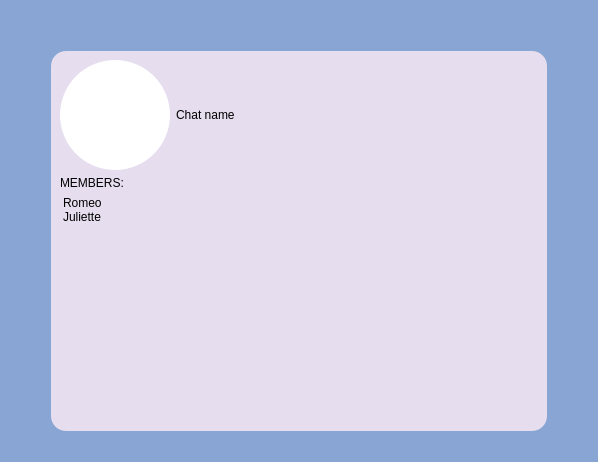
ita-social-projects/HTTP_Messenger_Client, file messenger/chatinfo.ui: the form before one commit.
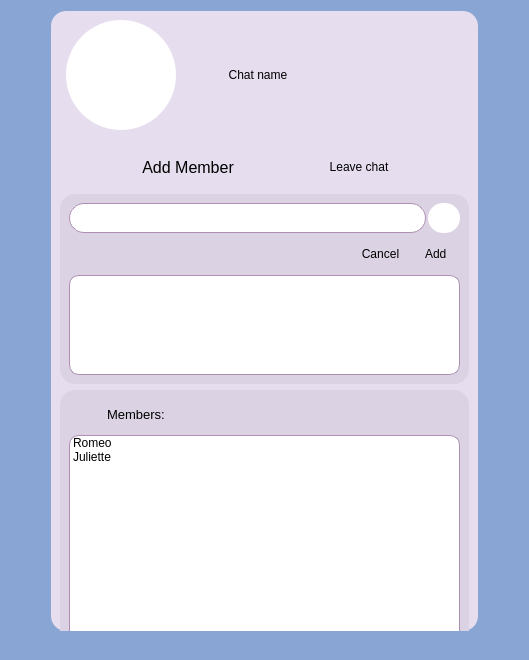
The form after the commit. Icons and pictures are not drawn.

```diff
--- a/messenger/chatinfo.ui
+++ b/messenger/chatinfo.ui
@@ -6,160 +6,633 @@
    <rect>
     <x>0</x>
     <y>0</y>
-    <width>598</width>
-    <height>462</height>
+    <width>529</width>
+    <height>660</height>
    </rect>
   </property>
+  <property name="sizePolicy">
+   <sizepolicy hsizetype="Fixed" vsizetype="Preferred">
+    <horstretch>0</horstretch>
+    <verstretch>0</verstretch>
+   </sizepolicy>
+  </property>
+  <property name="minimumSize">
+   <size>
+    <width>529</width>
+    <height>600</height>
+   </size>
+  </property>
+  <property name="maximumSize">
+   <size>
+    <width>529</width>
+    <height>660</height>
+   </size>
+  </property>
   <property name="windowTitle">
    <string>Dialog</string>
   </property>
   <property name="styleSheet">
    <string notr="true">background-color: rgb(136, 165, 211);</string>
   </property>
-  <layout class="QGridLayout" name="gridLayout_2">
+  <layout class="QGridLayout" name="gridLayout">
    <item row="0" column="1">
-    <spacer name="verticalSpacer">
-     <property name="orientation">
-      <enum>Qt::Vertical</enum>
-     </property>
-     <property name="sizeType">
-      <enum>QSizePolicy::Fixed</enum>
-     </property>
-     <property name="sizeHint" stdset="0">
-      <size>
-       <width>20</width>
-       <height>40</height>
-      </size>
-     </property>
-    </spacer>
-   </item>
-   <item row="1" column="1">
     <widget class="QWidget" name="gridWidget" native="true">
      <property name="sizePolicy">
-      <sizepolicy hsizetype="Minimum" vsizetype="Minimum">
+      <sizepolicy hsizetype="Preferred" vsizetype="Preferred">
        <horstretch>0</horstretch>
        <verstretch>0</verstretch>
       </sizepolicy>
      </property>
+     <property name="minimumSize">
+      <size>
+       <width>0</width>
+       <height>620</height>
+      </size>
+     </property>
+     <property name="maximumSize">
+      <size>
+       <width>16777215</width>
+       <height>620</height>
+      </size>
+     </property>
      <property name="styleSheet">
       <string notr="true">background-color: rgb(230, 221, 238);
 border-radius: 15px;</string>
      </property>
-     <layout class="QGridLayout" name="gridLayout">
-      <item row="0" column="2">
-       <widget class="QLabel" name="label">
-        <property name="sizePolicy">
-         <sizepolicy hsizetype="Preferred" vsizetype="Fixed">
-          <horstretch>0</horstretch>
-          <verstretch>0</verstretch>
-         </sizepolicy>
-        </property>
-        <property name="minimumSize">
-         <size>
-          <width>0</width>
-          <height>40</height>
-         </size>
-        </property>
-        <property name="styleSheet">
-         <string notr="true">QLabel {
-font: 75 14pt &quot;MS Shell Dlg 2&quot;;
-color: black;
-}</string>
-        </property>
-        <property name="text">
-         <string>Chat name</string>
-        </property>
-       </widget>
-      </item>
-      <item row="9" column="1" colspan="3">
-       <widget class="QListWidget" name="listWidget">
-        <property name="styleSheet">
-         <string notr="true">color: black;</string>
-        </property>
-        <item>
-         <property name="text">
-          <string>Romeo</string>
-         </property>
-        </item>
-        <item>
-         <property name="text">
-          <string>Juliette</string>
-         </property>
-        </item>
-       </widget>
-      </item>
+     <layout class="QFormLayout" name="formLayout">
       <item row="0" column="1">
-       <widget class="QLabel" name="label_UserImg">
-        <property name="sizePolicy">
-         <sizepolicy hsizetype="Fixed" vsizetype="Fixed">
-          <horstretch>0</horstretch>
-          <verstretch>0</verstretch>
-         </sizepolicy>
-        </property>
-        <property name="minimumSize">
-         <size>
-          <width>110</width>
-          <height>110</height>
-         </size>
-        </property>
-        <property name="styleSheet">
-         <string notr="true">QLabel{
+       <layout class="QHBoxLayout" name="horizontalLayout_4">
+        <item>
+         <widget class="QLabel" name="label_UserImg">
+          <property name="sizePolicy">
+           <sizepolicy hsizetype="Fixed" vsizetype="Fixed">
+            <horstretch>0</horstretch>
+            <verstretch>0</verstretch>
+           </sizepolicy>
+          </property>
+          <property name="minimumSize">
+           <size>
+            <width>110</width>
+            <height>110</height>
+           </size>
+          </property>
+          <property name="styleSheet">
+           <string notr="true">QLabel{
 background-color: rgb(255,255,255);
 border-radius: 55px;
 }</string>
-        </property>
-        <property name="text">
-         <string/>
-        </property>
-        <property name="pixmap">
-         <pixmap resource="resources.qrc">:/icons/icons/photo.ico</pixmap>
-        </property>
-        <property name="alignment">
-         <set>Qt::AlignCenter</set>
-        </property>
-       </widget>
-      </item>
-      <item row="2" column="1" colspan="3">
-       <layout class="QHBoxLayout" name="horizontalLayout">
-        <item>
-         <widget class="QLabel" name="label_2">
-          <property name="styleSheet">
-           <string notr="true">color:black;</string>
-          </property>
-          <property name="text">
-           <string>MEMBERS:</string>
-          </property>
-         </widget>
-        </item>
-        <item>
-         <widget class="QPushButton" name="pushButton">
-          <property name="sizePolicy">
-           <sizepolicy hsizetype="Fixed" vsizetype="Fixed">
-            <horstretch>0</horstretch>
-            <verstretch>0</verstretch>
-           </sizepolicy>
           </property>
           <property name="text">
            <string/>
           </property>
+          <property name="pixmap">
+           <pixmap resource="resources.qrc">:/icons/icons/photo.ico</pixmap>
+          </property>
+          <property name="alignment">
+           <set>Qt::AlignCenter</set>
+          </property>
+         </widget>
+        </item>
+        <item>
+         <spacer name="horizontalSpacer_9">
+          <property name="orientation">
+           <enum>Qt::Horizontal</enum>
+          </property>
+          <property name="sizeType">
+           <enum>QSizePolicy::Fixed</enum>
+          </property>
+          <property name="sizeHint" stdset="0">
+           <size>
+            <width>40</width>
+            <height>20</height>
+           </size>
+          </property>
+         </spacer>
+        </item>
+        <item>
+         <widget class="QLabel" name="label_ChatName">
+          <property name="sizePolicy">
+           <sizepolicy hsizetype="Preferred" vsizetype="Fixed">
+            <horstretch>0</horstretch>
+            <verstretch>0</verstretch>
+           </sizepolicy>
+          </property>
+          <property name="minimumSize">
+           <size>
+            <width>0</width>
+            <height>40</height>
+           </size>
+          </property>
+          <property name="styleSheet">
+           <string notr="true">QLabel {
+font: 75 14pt &quot;MS Shell Dlg 2&quot;;
+color: black;
+}</string>
+          </property>
+          <property name="text">
+           <string>  Chat name</string>
+          </property>
+         </widget>
+        </item>
+       </layout>
+      </item>
+      <item row="1" column="1">
+       <spacer name="verticalSpacer_4">
+        <property name="orientation">
+         <enum>Qt::Vertical</enum>
+        </property>
+        <property name="sizeType">
+         <enum>QSizePolicy::Fixed</enum>
+        </property>
+        <property name="sizeHint" stdset="0">
+         <size>
+          <width>20</width>
+          <height>10</height>
+         </size>
+        </property>
+       </spacer>
+      </item>
+      <item row="2" column="0" colspan="2">
+       <layout class="QHBoxLayout" name="horizontalLayout_5">
+        <item>
+         <spacer name="horizontalSpacer_4">
+          <property name="orientation">
+           <enum>Qt::Horizontal</enum>
+          </property>
+          <property name="sizeHint" stdset="0">
+           <size>
+            <width>40</width>
+            <height>20</height>
+           </size>
+          </property>
+         </spacer>
+        </item>
+        <item>
+         <widget class="QPushButton" name="pushButton_AddMember">
+          <property name="sizePolicy">
+           <sizepolicy hsizetype="Preferred" vsizetype="Fixed">
+            <horstretch>0</horstretch>
+            <verstretch>0</verstretch>
+           </sizepolicy>
+          </property>
+          <property name="minimumSize">
+           <size>
+            <width>30</width>
+            <height>30</height>
+           </size>
+          </property>
+          <property name="font">
+           <font>
+            <family>MS Shell Dlg 2</family>
+            <pointsize>12</pointsize>
+            <weight>9</weight>
+            <italic>false</italic>
+            <bold>false</bold>
+           </font>
+          </property>
+          <property name="styleSheet">
+           <string notr="true">QPushButton {
+font: 75 12pt &quot;MS Shell Dlg 2&quot;;
+border-radius: 15px;
+color: black;
+}
+
+QPushButton:hover { 
+background-color:rgb(200, 192, 207);
+ }</string>
+          </property>
+          <property name="text">
+           <string>  Add Member  </string>
+          </property>
           <property name="icon">
            <iconset resource="resources.qrc">
             <normaloff>:/icons/icons/addUser.ico</normaloff>:/icons/icons/addUser.ico</iconset>
           </property>
+          <property name="iconSize">
+           <size>
+            <width>25</width>
+            <height>25</height>
+           </size>
+          </property>
          </widget>
         </item>
+        <item>
+         <spacer name="horizontalSpacer_7">
+          <property name="orientation">
+           <enum>Qt::Horizontal</enum>
+          </property>
+          <property name="sizeHint" stdset="0">
+           <size>
+            <width>40</width>
+            <height>20</height>
+           </size>
+          </property>
+         </spacer>
+        </item>
+        <item>
+         <widget class="QPushButton" name="pushButton_LeaveChat">
+          <property name="sizePolicy">
+           <sizepolicy hsizetype="Preferred" vsizetype="Fixed">
+            <horstretch>0</horstretch>
+            <verstretch>0</verstretch>
+           </sizepolicy>
+          </property>
+          <property name="minimumSize">
+           <size>
+            <width>0</width>
+            <height>30</height>
+           </size>
+          </property>
+          <property name="styleSheet">
+           <string notr="true">QPushButton {
+font: 75 12pt &quot;MS Shell Dlg 2&quot;;
+border-radius: 15px;
+color: black;
+}
+
+QPushButton:hover { 
+background-color:rgb(200, 192, 207);
+ }</string>
+          </property>
+          <property name="text">
+           <string>  Leave chat  </string>
+          </property>
+          <property name="icon">
+           <iconset>
+            <normaloff>:/icons/icons/signOut.ico</normaloff>:/icons/icons/signOut.ico</iconset>
+          </property>
+         </widget>
+        </item>
+        <item>
+         <spacer name="horizontalSpacer_5">
+          <property name="orientation">
+           <enum>Qt::Horizontal</enum>
+          </property>
+          <property name="sizeHint" stdset="0">
+           <size>
+            <width>40</width>
+            <height>20</height>
+           </size>
+          </property>
+         </spacer>
+        </item>
        </layout>
       </item>
+      <item row="3" column="1">
+       <spacer name="verticalSpacer_2">
+        <property name="orientation">
+         <enum>Qt::Vertical</enum>
+        </property>
+        <property name="sizeType">
+         <enum>QSizePolicy::Preferred</enum>
+        </property>
+        <property name="sizeHint" stdset="0">
+         <size>
+          <width>20</width>
+          <height>10</height>
+         </size>
+        </property>
+       </spacer>
+      </item>
+      <item row="5" column="0" colspan="2">
+       <widget class="QWidget" name="verticalWidget_FindUsers" native="true">
+        <property name="sizePolicy">
+         <sizepolicy hsizetype="Minimum" vsizetype="Preferred">
+          <horstretch>0</horstretch>
+          <verstretch>0</verstretch>
+         </sizepolicy>
+        </property>
+        <property name="styleSheet">
+         <string notr="true">background-color: rgb(219, 211, 227);
+border-radius: 15px;</string>
+        </property>
+        <layout class="QVBoxLayout" name="verticalLayout">
+         <item>
+          <layout class="QVBoxLayout" name="Layout_FindUsers">
+           <item>
+            <layout class="QHBoxLayout" name="horizontalLayout_2">
+             <property name="spacing">
+              <number>2</number>
+             </property>
+             <item>
+              <widget class="QLineEdit" name="lineEdit_SearchUser">
+               <property name="minimumSize">
+                <size>
+                 <width>30</width>
+                 <height>30</height>
+                </size>
+               </property>
+               <property name="styleSheet">
+                <string notr="true">background-color: rgb(255, 255, 255);
+font: 10pt &quot;MS Shell Dlg 2&quot;;
+border-radius: 15px;
+border-style: solid;
+border-width: 1px;
+border-color: rgb(174, 143, 177);</string>
+               </property>
+               <property name="text">
+                <string/>
+               </property>
+              </widget>
+             </item>
+             <item>
+              <widget class="QPushButton" name="pushButton_SearchUser">
+               <property name="minimumSize">
+                <size>
+                 <width>30</width>
+                 <height>30</height>
+                </size>
+               </property>
+               <property name="styleSheet">
+                <string notr="true">QPushButton{
+border-radius: 15px;
+background-color: white;
+}
+QPushButton:hover {
+     background-color:rgb(200, 192, 207);
+ }</string>
+               </property>
+               <property name="text">
+                <string/>
+               </property>
+               <property name="icon">
+                <iconset resource="resources.qrc">
+                 <normaloff>:/icons/icons/search.ico</normaloff>:/icons/icons/search.ico</iconset>
+               </property>
+               <property name="iconSize">
+                <size>
+                 <width>20</width>
+                 <height>20</height>
+                </size>
+               </property>
+              </widget>
+             </item>
+            </layout>
+           </item>
+           <item>
+            <layout class="QHBoxLayout" name="horizontalLayout_3">
+             <item>
+              <widget class="QLabel" name="label_MemberLogin">
+               <property name="sizePolicy">
+                <sizepolicy hsizetype="Preferred" vsizetype="Fixed">
+                 <horstretch>0</horstretch>
+                 <verstretch>0</verstretch>
+                </sizepolicy>
+               </property>
+               <property name="minimumSize">
+                <size>
+                 <width>0</width>
+                 <height>30</height>
+                </size>
+               </property>
+               <property name="text">
+                <string/>
+               </property>
+              </widget>
+             </item>
+             <item>
+              <widget class="QPushButton" name="pushButton_Cancel">
+               <property name="sizePolicy">
+                <sizepolicy hsizetype="Fixed" vsizetype="Fixed">
+                 <horstretch>0</horstretch>
+                 <verstretch>0</verstretch>
+                </sizepolicy>
+               </property>
+               <property name="minimumSize">
+                <size>
+                 <width>0</width>
+                 <height>30</height>
+                </size>
+               </property>
+               <property name="styleSheet">
+                <string notr="true">QPushButton {
+font: 75 12pt &quot;MS Shell Dlg 2&quot;;
+color: black;
+border-radius: 10px;
+}
+QPushButton:hover { 
+background-color:rgb(200, 192, 207);
+ }</string>
+               </property>
+               <property name="text">
+                <string>  Cancel  </string>
+               </property>
+              </widget>
+             </item>
+             <item>
+              <widget class="QPushButton" name="pushButton_Add">
+               <property name="sizePolicy">
+                <sizepolicy hsizetype="Fixed" vsizetype="Fixed">
+                 <horstretch>0</horstretch>
+                 <verstretch>0</verstretch>
+                </sizepolicy>
+               </property>
+               <property name="minimumSize">
+                <size>
+                 <width>0</width>
+                 <height>30</height>
+                </size>
+               </property>
+               <property name="styleSheet">
+                <string notr="true">QPushButton {
+font: 75 12pt &quot;MS Shell Dlg 2&quot;;
+color: black;
+border-radius: 10px;
+}
+QPushButton:hover { 
+background-color:rgb(200, 192, 207);
+ }</string>
+               </property>
+               <property name="text">
+                <string>    Add    </string>
+               </property>
+              </widget>
+             </item>
+            </layout>
+           </item>
+           <item>
+            <widget class="QListWidget" name="listWidget_Users">
+             <property name="sizePolicy">
+              <sizepolicy hsizetype="Expanding" vsizetype="Preferred">
+               <horstretch>0</horstretch>
+               <verstretch>0</verstretch>
+              </sizepolicy>
+             </property>
+             <property name="minimumSize">
+              <size>
+               <width>0</width>
+               <height>100</height>
+              </size>
+             </property>
+             <property name="styleSheet">
+              <string notr="true">background-color: rgb(255, 255, 255);
+color:black;
+font: 10pt &quot;MS Shell Dlg 2&quot;;
+border-radius: 10px;
+border-style: solid;
+border-width: 1px;
+border-color: rgb(174, 143, 177);</string>
+             </property>
+            </widget>
+           </item>
+          </layout>
+         </item>
+        </layout>
+       </widget>
+      </item>
+      <item row="7" column="0" colspan="2">
+       <widget class="QWidget" name="verticalWidget_Members" native="true">
+        <property name="sizePolicy">
+         <sizepolicy hsizetype="Preferred" vsizetype="Preferred">
+          <horstretch>0</horstretch>
+          <verstretch>0</verstretch>
+         </sizepolicy>
+        </property>
+        <property name="minimumSize">
+         <size>
+          <width>0</width>
+          <height>280</height>
+         </size>
+        </property>
+        <property name="styleSheet">
+         <string notr="true">background-color: rgb(219, 211, 227);
+border-radius: 15px;</string>
+        </property>
+        <layout class="QVBoxLayout" name="verticalLayout_2">
+         <item>
+          <layout class="QHBoxLayout" name="horizontalLayout">
+           <item>
+            <widget class="QPushButton" name="pushButton_2">
+             <property name="enabled">
+              <bool>true</bool>
+             </property>
+             <property name="sizePolicy">
+              <sizepolicy hsizetype="Fixed" vsizetype="Fixed">
+               <horstretch>0</horstretch>
+               <verstretch>0</verstretch>
+              </sizepolicy>
+             </property>
+             <property name="text">
+              <string/>
+             </property>
+             <property name="icon">
+              <iconset>
+               <normaloff>:/icons/icons/members.ico</normaloff>:/icons/icons/members.ico</iconset>
+             </property>
+             <property name="iconSize">
+              <size>
+               <width>30</width>
+               <height>30</height>
+              </size>
+             </property>
+            </widget>
+           </item>
+           <item>
+            <widget class="QLabel" name="label_2">
+             <property name="sizePolicy">
+              <sizepolicy hsizetype="Fixed" vsizetype="Fixed">
+               <horstretch>0</horstretch>
+               <verstretch>0</verstretch>
+              </sizepolicy>
+             </property>
+             <property name="minimumSize">
+              <size>
+               <width>0</width>
+               <height>30</height>
+              </size>
+             </property>
+             <property name="font">
+              <font>
+               <pointsize>10</pointsize>
+              </font>
+             </property>
+             <property name="styleSheet">
+              <string notr="true">color:black;</string>
+             </property>
+             <property name="text">
+              <string>Members: </string>
+             </property>
+            </widget>
+           </item>
+           <item>
+            <widget class="QLabel" name="label_MembersCount">
+             <property name="sizePolicy">
+              <sizepolicy hsizetype="Preferred" vsizetype="Fixed">
+               <horstretch>0</horstretch>
+               <verstretch>0</verstretch>
+              </sizepolicy>
+             </property>
+             <property name="minimumSize">
+              <size>
+               <width>0</width>
+               <height>30</height>
+              </size>
+             </property>
+             <property name="text">
+              <string/>
+             </property>
+            </widget>
+           </item>
+           <item>
+            <spacer name="horizontalSpacer_2">
+             <property name="orientation">
+              <enum>Qt::Horizontal</enum>
+             </property>
+             <property name="sizeType">
+              <enum>QSizePolicy::Preferred</enum>
+             </property>
+             <property name="sizeHint" stdset="0">
+              <size>
+               <width>40</width>
+               <height>20</height>
+              </size>
+             </property>
+            </spacer>
+           </item>
+          </layout>
+         </item>
+         <item>
+          <widget class="QListWidget" name="listWidget_Members">
+           <property name="sizePolicy">
+            <sizepolicy hsizetype="Minimum" vsizetype="Preferred">
+             <horstretch>0</horstretch>
+             <verstretch>0</verstretch>
+            </sizepolicy>
+           </property>
+           <property name="styleSheet">
+            <string notr="true">background-color: rgb(255, 255, 255);
+color:black;
+font: 10pt &quot;MS Shell Dlg 2&quot;;
+border-radius: 10px;
+border-style: solid;
+border-width: 1px;
+border-color: rgb(174, 143, 177);</string>
+           </property>
+           <item>
+            <property name="text">
+             <string>Romeo</string>
+            </property>
+           </item>
+           <item>
+            <property name="text">
+             <string>Juliette</string>
+            </property>
+           </item>
+          </widget>
+         </item>
+        </layout>
+       </widget>
+      </item>
      </layout>
     </widget>
    </item>
-   <item row="1" column="2">
-    <spacer name="horizontalSpacer_11">
+   <item row="0" column="2">
+    <spacer name="horizontalSpacer_6">
      <property name="orientation">
       <enum>Qt::Horizontal</enum>
      </property>
      <property name="sizeType">
-      <enum>QSizePolicy::Fixed</enum>
+      <enum>QSizePolicy::Preferred</enum>
      </property>
      <property name="sizeHint" stdset="0">
       <size>
@@ -169,13 +642,13 @@
      </property>
     </spacer>
    </item>
-   <item row="2" column="0">
-    <spacer name="horizontalSpacer_12">
+   <item row="0" column="0">
+    <spacer name="horizontalSpacer_3">
      <property name="orientation">
       <enum>Qt::Horizontal</enum>
      </property>
      <property name="sizeType">
-      <enum>QSizePolicy::Fixed</enum>
+      <enum>QSizePolicy::Preferred</enum>
      </property>
      <property name="sizeHint" stdset="0">
       <size>
@@ -185,6 +658,22 @@
      </property>
     </spacer>
    </item>
+   <item row="1" column="1">
+    <spacer name="verticalSpacer_3">
+     <property name="orientation">
+      <enum>Qt::Vertical</enum>
+     </property>
+     <property name="sizeType">
+      <enum>QSizePolicy::Preferred</enum>
+     </property>
+     <property name="sizeHint" stdset="0">
+      <size>
+       <width>20</width>
+       <height>40</height>
+      </size>
+     </property>
+    </spacer>
+   </item>
   </layout>
  </widget>
  <resources>
```
